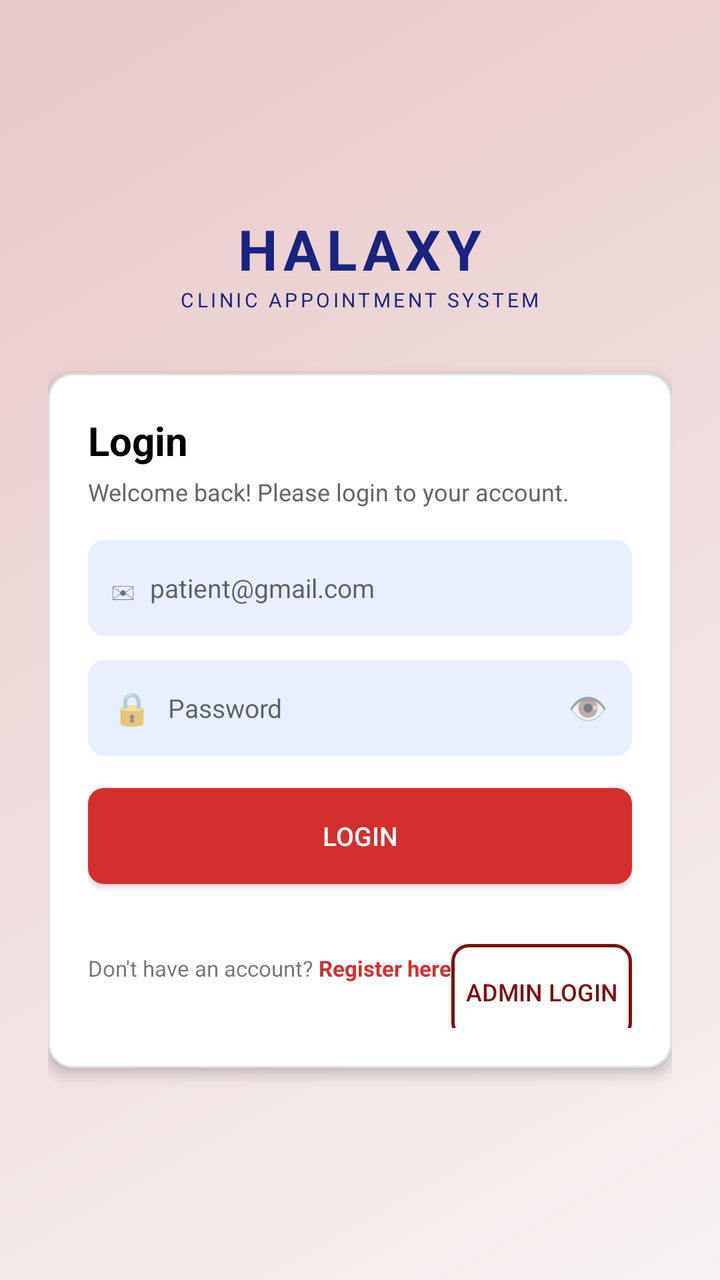
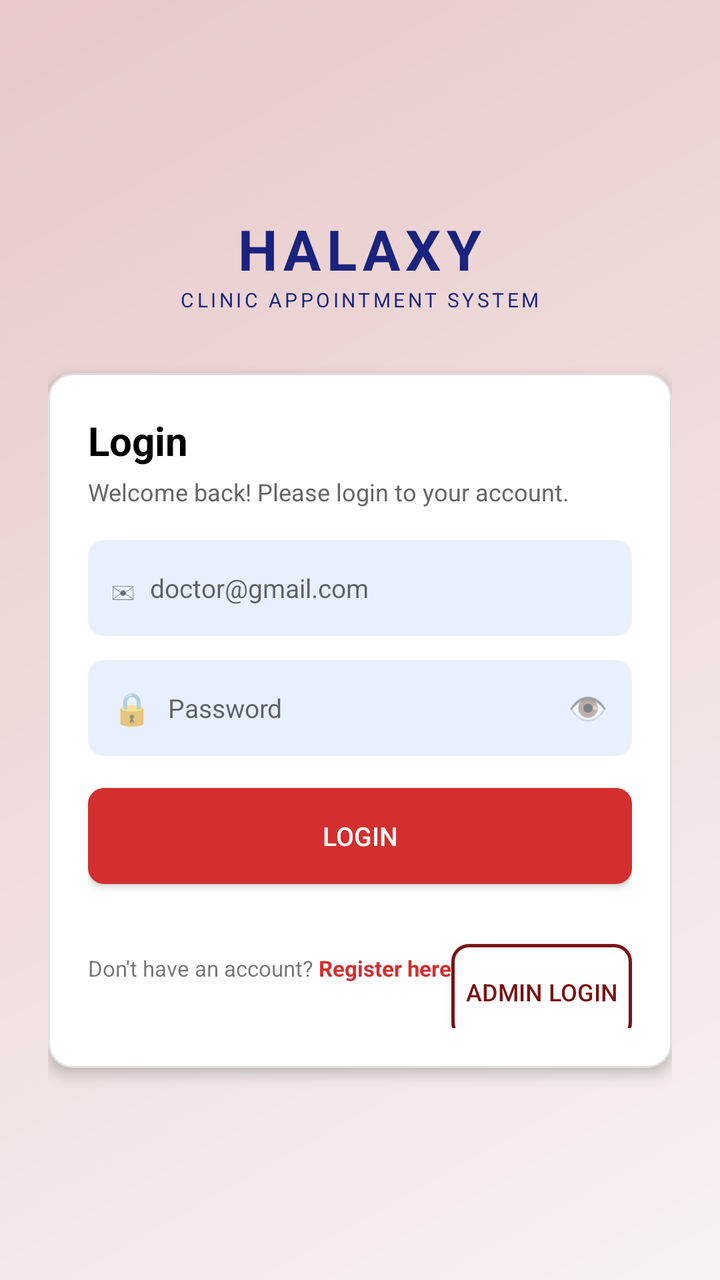

The first picture is an Android layout as it rendered before a commit; the second is the same layout after the commit. The layout source and the unified diff follow.
<!-- AndroidManifest.xml: application theme Theme.Halaxy_health -->
<!-- res/layout/activity_doctor_login.xml -->
<?xml version="1.0" encoding="utf-8"?>
<ScrollView xmlns:android="http://schemas.android.com/apk/res/android"
    android:layout_width="match_parent"
    android:layout_height="match_parent"
    android:background="@drawable/bg_pink_gradient"
    android:fillViewport="true">

    <LinearLayout
        android:layout_width="match_parent"
        android:layout_height="match_parent"
        android:orientation="vertical"
        android:gravity="center"
        android:padding="24dp">

        
        <LinearLayout
            android:layout_width="wrap_content"
            android:layout_height="wrap_content"
            android:orientation="vertical"
            android:gravity="center"
            android:layout_marginBottom="30dp">

            <LinearLayout
                android:layout_width="wrap_content"
                android:layout_height="wrap_content"
                android:orientation="horizontal"
                android:gravity="center_vertical">

                <TextView
                    android:layout_width="wrap_content"
                    android:layout_height="wrap_content"
                    android:text="HALAXY"
                    android:textSize="28sp"
                    android:textStyle="bold"
                    android:textColor="#1A237E"
                    android:letterSpacing="0.1"/>
            </LinearLayout>

            <TextView
                android:layout_width="wrap_content"
                android:layout_height="wrap_content"
                android:text="CLINIC APPOINTMENT SYSTEM"
                android:textSize="10sp"
                android:textColor="#1A237E"
                android:letterSpacing="0.15"/>
        </LinearLayout>

        
        <LinearLayout
            android:layout_width="match_parent"
            android:layout_height="wrap_content"
            android:background="@drawable/bg_card"
            android:orientation="vertical"
            android:padding="20dp"
            android:elevation="4dp">

            <TextView
                android:layout_width="wrap_content"
                android:layout_height="wrap_content"
                android:text="Login"
                android:textSize="20sp"
                android:textStyle="bold"
                android:textColor="#000"/>

            <TextView
                android:layout_width="wrap_content"
                android:layout_height="wrap_content"
                android:text="Welcome back! Please login to your account."
                android:textSize="12sp"
                android:textColor="#666"
                android:layout_marginTop="4dp"
                android:layout_marginBottom="16dp"/>

            
            <LinearLayout
                android:layout_width="match_parent"
                android:layout_height="48dp"
                android:background="@drawable/bg_input"
                android:orientation="horizontal"
                android:gravity="center_vertical"
                android:padding="12dp"
                android:layout_marginBottom="12dp">

                <TextView
                    android:layout_width="wrap_content"
                    android:layout_height="wrap_content"
                    android:text="✉"
                    android:textSize="16sp"/>

                <EditText
                    android:id="@+id/edtEmail"
                    android:layout_width="0dp"
                    android:layout_weight="1"
                    android:layout_height="48dp"
                    android:background="@null"
                    android:hint="patient@gmail.com"
                    android:inputType="textEmailAddress"
                    android:textSize="13sp"
                    android:layout_marginStart="8dp"/>

                <TextView
                    android:id="@+id/txtEmailErrorLogin"
                    android:layout_width="match_parent"
                    android:layout_height="wrap_content"
                    android:textColor="#D32F2F"
                    android:textSize="11sp"
                    android:visibility="gone"
                    android:layout_marginBottom="8dp"/>
            </LinearLayout>

            
            <LinearLayout
                android:layout_width="match_parent"
                android:layout_height="48dp"
                android:background="@drawable/bg_input"
                android:orientation="horizontal"
                android:gravity="center_vertical"
                android:padding="12dp"
                android:layout_marginBottom="16dp">

                <TextView
                    android:layout_width="wrap_content"
                    android:layout_height="wrap_content"
                    android:text="🔒"
                    android:textSize="16sp"/>

                <EditText
                    android:id="@+id/edtPassword"
                    android:layout_width="0dp"
                    android:layout_weight="1"
                    android:layout_height="48dp"
                    android:background="@null"
                    android:hint="Password"
                    android:inputType="textPassword"
                    android:textSize="13sp"
                    android:layout_marginStart="8dp"/>

                <TextView
                    android:id="@+id/btnTogglePass"
                    android:layout_width="wrap_content"
                    android:layout_height="wrap_content"
                    android:text="👁"
                    android:textSize="16sp"/>
                <TextView
                    android:id="@+id/txtPasswordErrorLogin"
                    android:layout_width="match_parent"
                    android:layout_height="wrap_content"
                    android:textColor="#D32F2F"
                    android:textSize="11sp"
                    android:visibility="gone"
                    android:layout_marginBottom="8dp"/>
            </LinearLayout>
            <TextView
                android:id="@+id/txtLoginError"
                android:layout_width="match_parent"
                android:layout_height="wrap_content"
                android:textColor="#D32F2F"
                android:textSize="12sp"
                android:textStyle="bold"
                android:gravity="center"
                android:visibility="gone"
                android:layout_marginBottom="10dp"/>

            <Button
                android:id="@+id/btnLogin"
                android:layout_width="match_parent"
                android:layout_height="48dp"
                android:text="LOGIN"
                android:background="@drawable/bg_red_button"
                android:textColor="#FFFFFF"
                android:textSize="13sp"/>

            <LinearLayout
                android:layout_width="match_parent"
                android:layout_height="wrap_content"
                android:orientation="horizontal"
                android:gravity="center"
                android:layout_marginTop="12dp">

                <TextView
                    android:layout_width="wrap_content"
                    android:layout_height="wrap_content"
                    android:text="Don't have an account? "
                    android:textSize="11sp"/>

                <TextView
                    android:id="@+id/txtGoSignupDoctor"
                    android:layout_width="wrap_content"
                    android:layout_height="wrap_content"
                    android:text="Register here"
                    android:textSize="11sp"
                    android:textColor="#D32F2F"
                    android:textStyle="bold"/>
                
                <Button
                    android:id="@+id/btnAdminLogin"
                    android:layout_width="match_parent"
                    android:layout_height="48dp"
                    android:text="ADMIN LOGIN"
                    android:background="@drawable/bg_button_outline"
                    android:textColor="#7B1113"
                    android:layout_marginTop="12dp"
                    android:textSize="12sp"/>

            </LinearLayout>
        </LinearLayout>
    </LinearLayout>
</ScrollView>
<!-- resources referenced by this layout -->
<resources>
  <!-- drawable bg_button_outline (drawable) -->
  <shape xmlns:android="http://schemas.android.com/apk/res/android">
      <solid android:color="#FFFFFF"/>
      <corners android:radius="8dp"/>
      <stroke android:width="1.5dp" android:color="#7B1113"/>
  </shape>
  <!-- drawable bg_card (drawable) -->
  <shape xmlns:android="http://schemas.android.com/apk/res/android">
      <solid android:color="#FFFFFF"/>
      <corners android:radius="12dp"/>
      <stroke android:width="1dp" android:color="#E0E0E0"/>
  </shape>
  <!-- drawable bg_input (drawable) -->
  <shape xmlns:android="http://schemas.android.com/apk/res/android">
      <solid android:color="#E8F0FE"/>
      <corners android:radius="8dp"/>
  </shape>
  <!-- drawable bg_pink_gradient (drawable) -->
  <?xml version="1.0" encoding="utf-8"?>
  <shape xmlns:android="http://schemas.android.com/apk/res/android">
      <gradient android:angle="135" android:startColor="#FFF8F2F2" android:endColor="#FFE8C8C8" android:type="linear"/>
  </shape>
  <!-- drawable bg_red_button (drawable) -->
  <shape xmlns:android="http://schemas.android.com/apk/res/android">
      <solid android:color="#D32F2F"/>
      <corners android:radius="8dp"/>
  </shape>
  <style name="Theme.Halaxy_health" parent="Theme.AppCompat.Light.NoActionBar">
          <item name="colorPrimary">#1A237E</item>
          <item name="colorPrimaryDark">#7B1113</item>
          <item name="colorAccent">#D32F2F</item>
      </style>
</resources>

<!-- the commit's change to res/layout/activity_doctor_login.xml (unified diff, before → after) -->
@@ -93,7 +93,7 @@
                     android:layout_weight="1"
                     android:layout_height="48dp"
                     android:background="@null"
-                    android:hint="patient@gmail.com"
+                    android:hint="doctor@gmail.com"
                     android:inputType="textEmailAddress"
                     android:textSize="13sp"
                     android:layout_marginStart="8dp"/>
@@ -184,7 +184,7 @@
                     android:textSize="11sp"/>
 
                 <TextView
-                    android:id="@+id/txtGoSignupDoctor"
+                    android:id="@+id/txtGoSignup"
                     android:layout_width="wrap_content"
                     android:layout_height="wrap_content"
                     android:text="Register here"
